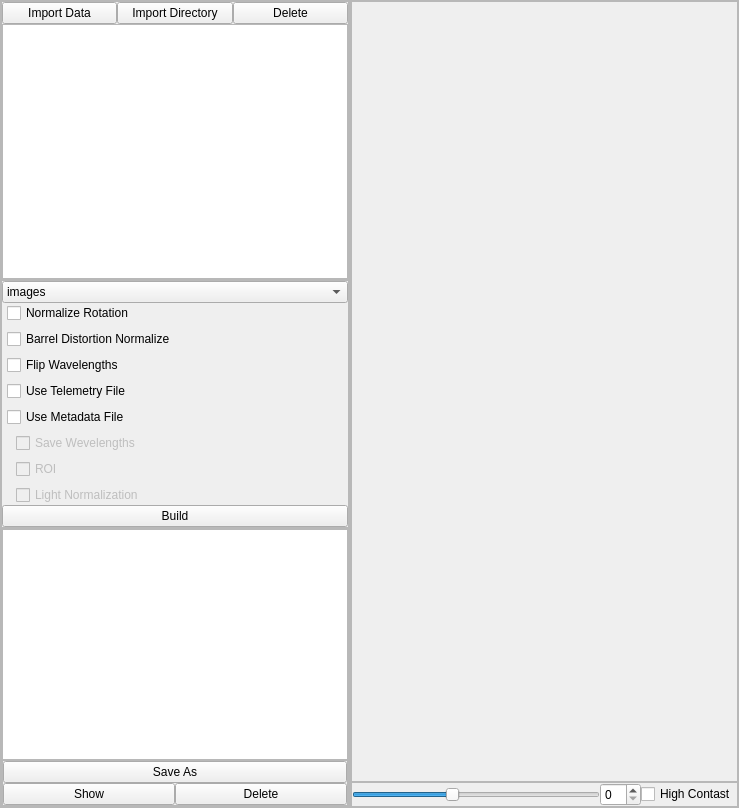
OpenHSL/OpenHSL, file gui/mac_builder.ui: the form before one commit.
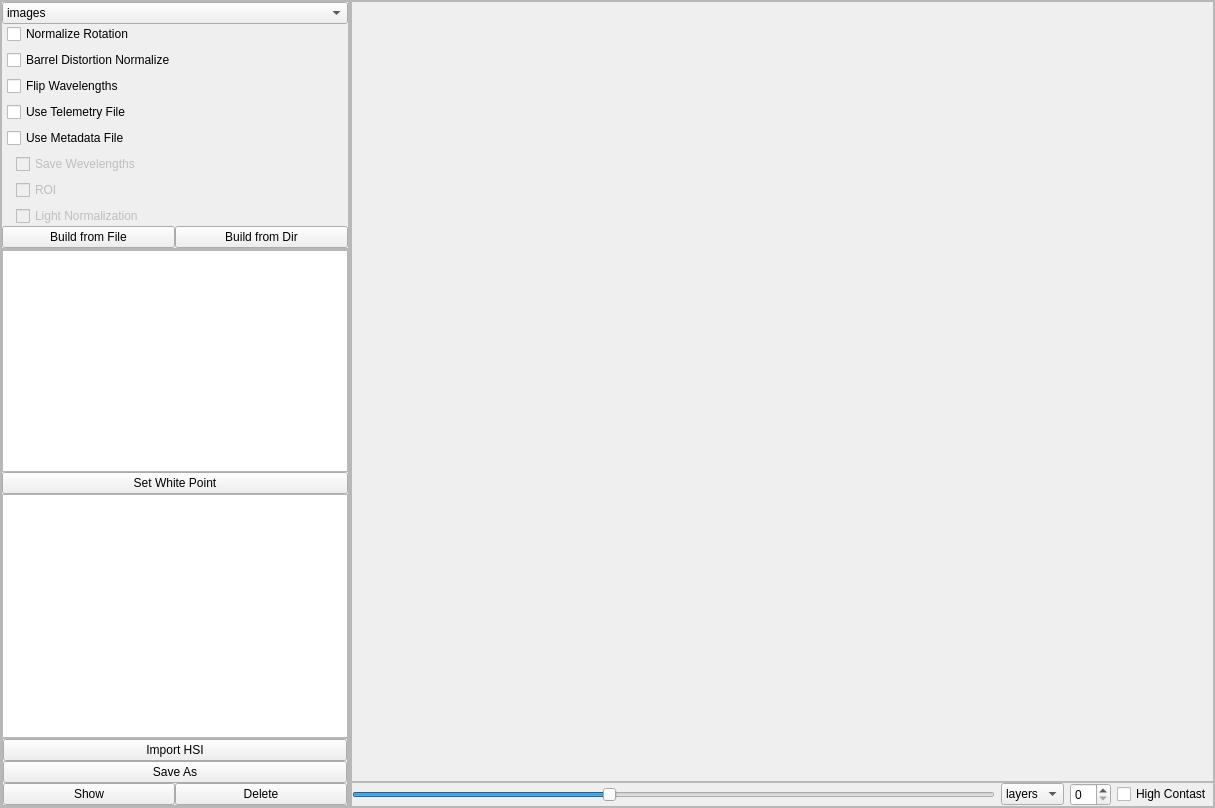
The form after the commit. Custom widgets are drawn as their Qt base class.

The edit to the form file:
```diff
--- a/gui/mac_builder.ui
+++ b/gui/mac_builder.ui
@@ -6,7 +6,7 @@
    <rect>
     <x>0</x>
     <y>0</y>
-    <width>739</width>
+    <width>1215</width>
     <height>808</height>
    </rect>
   </property>
@@ -60,84 +60,6 @@
        <property name="bottomMargin">
         <number>0</number>
        </property>
-       <item>
-        <widget class="QFrame" name="import_frame">
-         <property name="frameShape">
-          <enum>QFrame::StyledPanel</enum>
-         </property>
-         <property name="frameShadow">
-          <enum>QFrame::Raised</enum>
-         </property>
-         <layout class="QVBoxLayout" name="verticalLayout_2" stretch="0,0">
-          <property name="spacing">
-           <number>0</number>
-          </property>
-          <property name="leftMargin">
-           <number>0</number>
-          </property>
-          <property name="topMargin">
-           <number>0</number>
-          </property>
-          <property name="rightMargin">
-           <number>0</number>
-          </property>
-          <property name="bottomMargin">
-           <number>0</number>
-          </property>
-          <item alignment="Qt::AlignTop">
-           <widget class="QFrame" name="import_buttons_frame">
-            <property name="frameShape">
-             <enum>QFrame::NoFrame</enum>
-            </property>
-            <property name="frameShadow">
-             <enum>QFrame::Raised</enum>
-            </property>
-            <layout class="QHBoxLayout" name="horizontalLayout_2">
-             <property name="spacing">
-              <number>0</number>
-             </property>
-             <property name="leftMargin">
-              <number>0</number>
-             </property>
-             <property name="topMargin">
-              <number>0</number>
-             </property>
-             <property name="rightMargin">
-              <number>0</number>
-             </property>
-             <property name="bottomMargin">
-              <number>0</number>
-             </property>
-             <item>
-              <widget class="QPushButton" name="import_data_btn">
-               <property name="text">
-                <string>Import Data</string>
-               </property>
-              </widget>
-             </item>
-             <item>
-              <widget class="QPushButton" name="import_dir_btn">
-               <property name="text">
-                <string>Import Directory</string>
-               </property>
-              </widget>
-             </item>
-             <item>
-              <widget class="QPushButton" name="delete_data_btn">
-               <property name="text">
-                <string>Delete</string>
-               </property>
-              </widget>
-             </item>
-            </layout>
-           </widget>
-          </item>
-          <item>
-           <widget class="QListWidget" name="imported_Qlist"/>
-          </item>
-         </layout>
-        </widget>
-       </item>
        <item>
         <widget class="QFrame" name="build_frame">
          <property name="frameShape">
@@ -293,10 +215,44 @@
            </widget>
           </item>
           <item>
-           <widget class="QPushButton" name="build_btn">
-            <property name="text">
-             <string>Build</string>
+           <widget class="QFrame" name="frame_4">
+            <property name="frameShape">
+             <enum>QFrame::NoFrame</enum>
             </property>
+            <property name="frameShadow">
+             <enum>QFrame::Raised</enum>
+            </property>
+            <layout class="QHBoxLayout" name="horizontalLayout_2">
+             <property name="spacing">
+              <number>0</number>
+             </property>
+             <property name="leftMargin">
+              <number>0</number>
+             </property>
+             <property name="topMargin">
+              <number>0</number>
+             </property>
+             <property name="rightMargin">
+              <number>0</number>
+             </property>
+             <property name="bottomMargin">
+              <number>0</number>
+             </property>
+             <item>
+              <widget class="QPushButton" name="build_file_btn">
+               <property name="text">
+                <string>Build from File</string>
+               </property>
+              </widget>
+             </item>
+             <item>
+              <widget class="QPushButton" name="build_dir_btn">
+               <property name="text">
+                <string>Build from Dir</string>
+               </property>
+              </widget>
+             </item>
+            </layout>
            </widget>
           </item>
          </layout>
@@ -326,6 +282,70 @@
           <property name="bottomMargin">
            <number>0</number>
           </property>
+          <item>
+           <widget class="QFrame" name="pixel_graphic">
+            <property name="frameShape">
+             <enum>QFrame::NoFrame</enum>
+            </property>
+            <property name="frameShadow">
+             <enum>QFrame::Raised</enum>
+            </property>
+            <layout class="QVBoxLayout" name="verticalLayout_2">
+             <property name="spacing">
+              <number>0</number>
+             </property>
+             <property name="leftMargin">
+              <number>0</number>
+             </property>
+             <property name="topMargin">
+              <number>0</number>
+             </property>
+             <property name="rightMargin">
+              <number>0</number>
+             </property>
+             <property name="bottomMargin">
+              <number>0</number>
+             </property>
+             <item>
+              <widget class="PlotWidget" name="histogramm"/>
+             </item>
+             <item>
+              <widget class="QFrame" name="frame_5">
+               <property name="frameShape">
+                <enum>QFrame::NoFrame</enum>
+               </property>
+               <property name="frameShadow">
+                <enum>QFrame::Raised</enum>
+               </property>
+               <layout class="QHBoxLayout" name="horizontalLayout_5">
+                <property name="spacing">
+                 <number>0</number>
+                </property>
+                <property name="leftMargin">
+                 <number>0</number>
+                </property>
+                <property name="topMargin">
+                 <number>0</number>
+                </property>
+                <property name="rightMargin">
+                 <number>0</number>
+                </property>
+                <property name="bottomMargin">
+                 <number>0</number>
+                </property>
+                <item>
+                 <widget class="QPushButton" name="white_point_btn">
+                  <property name="text">
+                   <string>Set White Point</string>
+                  </property>
+                 </widget>
+                </item>
+               </layout>
+              </widget>
+             </item>
+            </layout>
+           </widget>
+          </item>
           <item>
            <widget class="QListWidget" name="hsi_Qlist"/>
           </item>
@@ -353,6 +373,13 @@
              <property name="bottomMargin">
               <number>0</number>
              </property>
+             <item>
+              <widget class="QPushButton" name="import_hsi">
+               <property name="text">
+                <string>Import HSI</string>
+               </property>
+              </widget>
+             </item>
              <item>
               <widget class="QPushButton" name="save_as_btn">
                <property name="text">
@@ -412,6 +439,12 @@
     </item>
     <item>
      <widget class="QFrame" name="image_frame">
+      <property name="minimumSize">
+       <size>
+        <width>865</width>
+        <height>0</height>
+       </size>
+      </property>
       <property name="frameShape">
        <enum>QFrame::StyledPanel</enum>
       </property>
@@ -444,12 +477,12 @@
            <rect>
             <x>0</x>
             <y>0</y>
-            <width>385</width>
+            <width>861</width>
             <height>771</height>
            </rect>
           </property>
           <layout class="QVBoxLayout" name="verticalLayout_9">
-           <item>
+           <item alignment="Qt::AlignLeft|Qt::AlignTop">
             <widget class="QLabel" name="image_label">
              <property name="text">
               <string/>
@@ -470,7 +503,7 @@
          </property>
          <layout class="QHBoxLayout" name="horizontalLayout_4">
           <property name="spacing">
-           <number>0</number>
+           <number>-1</number>
           </property>
           <property name="leftMargin">
            <number>0</number>
@@ -500,6 +533,15 @@
             </property>
            </widget>
           </item>
+          <item>
+           <widget class="QComboBox" name="view_box">
+            <item>
+             <property name="text">
+              <string>layers</string>
+             </property>
+            </item>
+           </widget>
+          </item>
           <item>
            <widget class="QSpinBox" name="spinBox"/>
           </item>
@@ -519,6 +561,13 @@
    </layout>
   </widget>
  </widget>
+ <customwidgets>
+  <customwidget>
+   <class>PlotWidget</class>
+   <extends>QGraphicsView</extends>
+   <header>pyqtgraph</header>
+  </customwidget>
+ </customwidgets>
  <resources/>
  <connections/>
 </ui>
```
